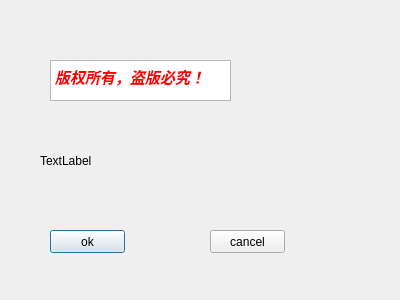
Before: the Qt Designer form LxDairy/AboutDialog.ui in leishengxie/FengZhiHong, drawn with Qt 5.
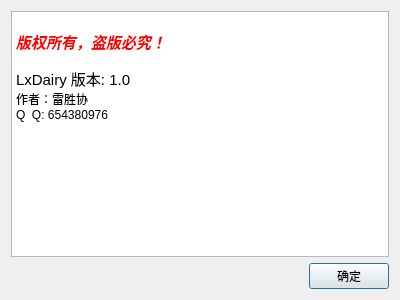
After: the same form once the commit is applied.

The edit to the form file:
```diff
--- a/LxDairy/AboutDialog.ui
+++ b/LxDairy/AboutDialog.ui
@@ -13,62 +13,48 @@
   <property name="windowTitle">
    <string>Dialog</string>
   </property>
-  <widget class="QTextEdit" name="textEdit">
-   <property name="geometry">
-    <rect>
-     <x>50</x>
-     <y>60</y>
-     <width>181</width>
-     <height>41</height>
-    </rect>
-   </property>
-   <property name="html">
-    <string>&lt;!DOCTYPE HTML PUBLIC &quot;-//W3C//DTD HTML 4.0//EN&quot; &quot;http://www.w3.org/TR/REC-html40/strict.dtd&quot;&gt;
+  <layout class="QVBoxLayout" name="verticalLayout">
+   <item>
+    <widget class="QTextBrowser" name="textBrowser">
+     <property name="html">
+      <string>&lt;!DOCTYPE HTML PUBLIC &quot;-//W3C//DTD HTML 4.0//EN&quot; &quot;http://www.w3.org/TR/REC-html40/strict.dtd&quot;&gt;
 &lt;html&gt;&lt;head&gt;&lt;meta name=&quot;qrichtext&quot; content=&quot;1&quot; /&gt;&lt;style type=&quot;text/css&quot;&gt;
 p, li { white-space: pre-wrap; }
 &lt;/style&gt;&lt;/head&gt;&lt;body style=&quot; font-family:'SimSun'; font-size:9pt; font-weight:400; font-style:normal;&quot;&gt;
-&lt;p style=&quot; margin-top:0px; margin-bottom:0px; margin-left:0px; margin-right:0px; -qt-block-indent:0; text-indent:0px;&quot;&gt;&lt;span style=&quot; font-family:'宋体'; font-size:11pt; font-weight:600; font-style:italic; color:#ff0000;&quot;&gt;版权所有，盗版必究！&lt;/span&gt;&lt;/p&gt;&lt;/body&gt;&lt;/html&gt;</string>
-   </property>
-  </widget>
-  <widget class="QPushButton" name="ok">
-   <property name="geometry">
-    <rect>
-     <x>50</x>
-     <y>230</y>
-     <width>75</width>
-     <height>23</height>
-    </rect>
-   </property>
-   <property name="text">
-    <string>ok</string>
-   </property>
-  </widget>
-  <widget class="QPushButton" name="cancel">
-   <property name="geometry">
-    <rect>
-     <x>210</x>
-     <y>230</y>
-     <width>75</width>
-     <height>23</height>
-    </rect>
-   </property>
-   <property name="text">
-    <string>cancel</string>
-   </property>
-  </widget>
-  <widget class="QLabel" name="movieTextLabel">
-   <property name="geometry">
-    <rect>
-     <x>40</x>
-     <y>120</y>
-     <width>261</width>
-     <height>81</height>
-    </rect>
-   </property>
-   <property name="text">
-    <string>TextLabel</string>
-   </property>
-  </widget>
+&lt;p style=&quot;-qt-paragraph-type:empty; margin-top:0px; margin-bottom:0px; margin-left:0px; margin-right:0px; -qt-block-indent:0; text-indent:0px;&quot;&gt;&lt;br /&gt;&lt;/p&gt;
+&lt;p style=&quot; margin-top:0px; margin-bottom:0px; margin-left:0px; margin-right:0px; -qt-block-indent:0; text-indent:0px;&quot;&gt;&lt;span style=&quot; font-family:'宋体'; font-size:11pt; font-weight:600; font-style:italic; color:#ff0000;&quot;&gt;版权所有，盗版必究！&lt;/span&gt;&lt;/p&gt;
+&lt;p style=&quot;-qt-paragraph-type:empty; margin-top:0px; margin-bottom:0px; margin-left:0px; margin-right:0px; -qt-block-indent:0; text-indent:0px;&quot;&gt;&lt;br /&gt;&lt;/p&gt;
+&lt;p style=&quot; margin-top:0px; margin-bottom:0px; margin-left:0px; margin-right:0px; -qt-block-indent:0; text-indent:0px;&quot;&gt;&lt;span style=&quot; font-size:11pt; color:#000000;&quot;&gt;LxDairy 版本: 1.0&lt;/span&gt;&lt;/p&gt;
+&lt;p style=&quot; margin-top:0px; margin-bottom:0px; margin-left:0px; margin-right:0px; -qt-block-indent:0; text-indent:0px;&quot;&gt;作者：雷胜协&lt;/p&gt;
+&lt;p style=&quot; margin-top:0px; margin-bottom:0px; margin-left:0px; margin-right:0px; -qt-block-indent:0; text-indent:0px;&quot;&gt;Q  Q: 654380976&lt;/p&gt;&lt;/body&gt;&lt;/html&gt;</string>
+     </property>
+    </widget>
+   </item>
+   <item>
+    <layout class="QHBoxLayout" name="horizontalLayout">
+     <item>
+      <spacer name="horizontalSpacer">
+       <property name="orientation">
+        <enum>Qt::Horizontal</enum>
+       </property>
+       <property name="sizeHint" stdset="0">
+        <size>
+         <width>40</width>
+         <height>20</height>
+        </size>
+       </property>
+      </spacer>
+     </item>
+     <item>
+      <widget class="QPushButton" name="btnOk">
+       <property name="text">
+        <string>确定</string>
+       </property>
+      </widget>
+     </item>
+    </layout>
+   </item>
+  </layout>
  </widget>
  <resources/>
  <connections/>
```
Left out of the diff: 19 changed lines with no effect on the pictures.
